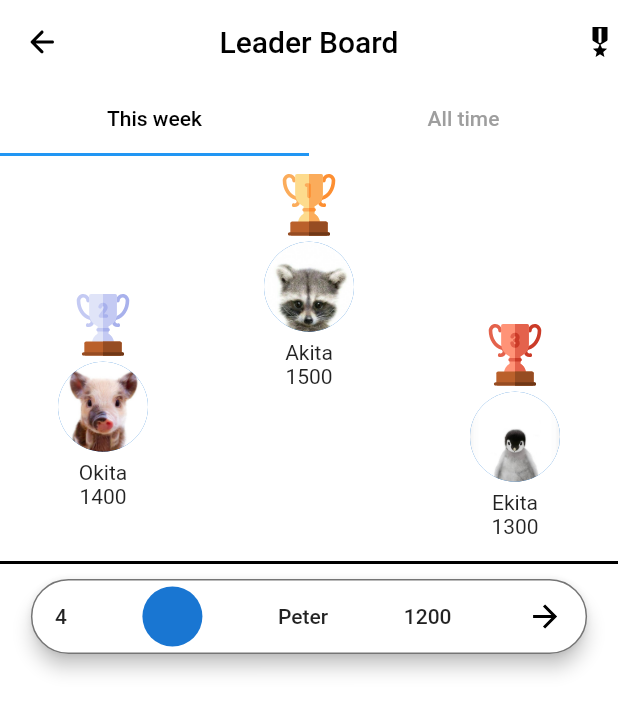
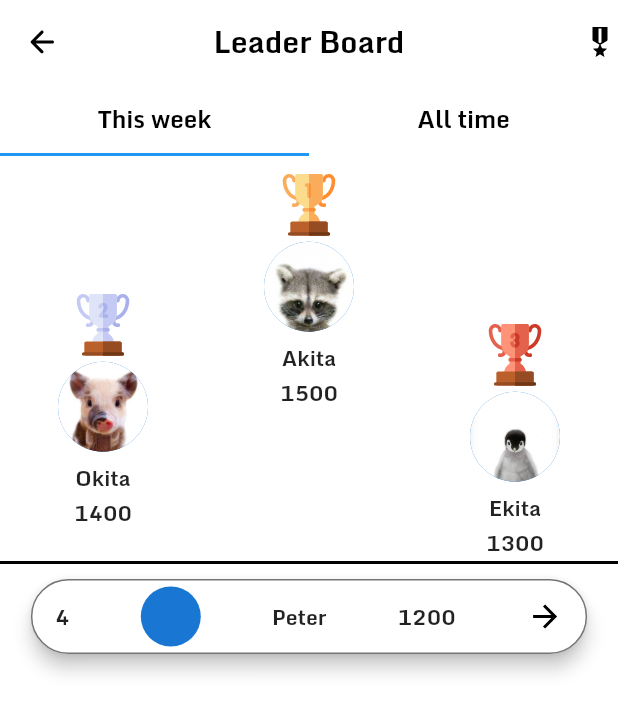
Before and after one commit to nguyenbinhanltv/EnQ, a Flutter app: the LeaderBoard screen opened by its route, on a phone screen of 412 x 824 dp. Shown: the top 713 px of the screen. Run offline on Flutter 3.47's test engine with Material 2 defaults, Android fonts, the phone set to English and light mode, and no system bars; our stand-ins replace animated_text_kit, flutter_svg.

Commit message:
config google_service

```diff
--- a/lib/const/style.dart
+++ b/lib/const/style.dart
@@ -1,3 +1,4 @@
+import 'package:EnQ/pages/leader_board.dart';
 import 'package:flutter/material.dart';
 
 const LargerText = 60.0;
@@ -22,3 +23,11 @@ const ScriptStyle = TextStyle(
   fontSize: MediumText,
   fontFamily: FontName,
 );
+
+const TabsStyle = TextStyle(
+  color: Colors.black,
+  fontWeight: FontWeight.normal,
+  decoration: TextDecoration.none,
+  fontSize: SmallText,
+  fontFamily: FontName,
+);
--- a/lib/main.dart
+++ b/lib/main.dart
@@ -1,3 +1,4 @@
+import 'package:EnQ/const/style.dart';
 import 'package:EnQ/pages/home.dart';
 import 'package:EnQ/pages/leader_board.dart';
 import 'package:EnQ/utils/app_route.dart';
@@ -13,6 +14,11 @@ class MyApp extends StatelessWidget {
   @override
   Widget build(BuildContext context) {
     return MaterialApp(
+      theme: ThemeData(
+        textTheme: Theme.of(context).textTheme.apply(
+              fontFamily: FontName,
+            ),
+      ),
       debugShowCheckedModeBanner: false,
       routes: {
         AppRouting.home: (context) => Home(),
--- a/lib/pages/leader_board.dart
+++ b/lib/pages/leader_board.dart
@@ -20,7 +20,7 @@ class _LeaderBoardState extends State<LeaderBoard> {
           backgroundColor: Colors.white,
           elevation: 0,
           centerTitle: true,
-          title: Text('Leader Board', style: TextStyle(color: Colors.black)),
+          title: Text('Leader Board', style: ScriptStyle),
           leading: IconButton(
             icon: SvgPicture.asset(
               'assets/images/arrow_back.svg',
@@ -37,10 +37,10 @@ class _LeaderBoardState extends State<LeaderBoard> {
             labelColor: Colors.black,
             tabs: [
               Tab(
-                child: Text('This week'),
+                child: Text('This week', style: TabsStyle),
               ),
               Tab(
-                child: Text('All time'),
+                child: Text('All time', style: TabsStyle),
               ),
             ],
           ),
@@ -51,14 +51,6 @@ class _LeaderBoardState extends State<LeaderBoard> {
               children: [
                 Container(
                   margin: EdgeInsets.only(top: DefaultPaddin * 0.6),
-                  decoration: BoxDecoration(
-                      // border: Border(
-                      //   bottom: BorderSide(
-                      //     color: Colors.black,
-                      //     width: 10.0,
-                      //   ),
-                      // ), doesnt work.
-                      ),
                   child: Row(
                     mainAxisAlignment: MainAxisAlignment.spaceAround,
                     children: [
```
Also changed, not shown: 3 other files.
